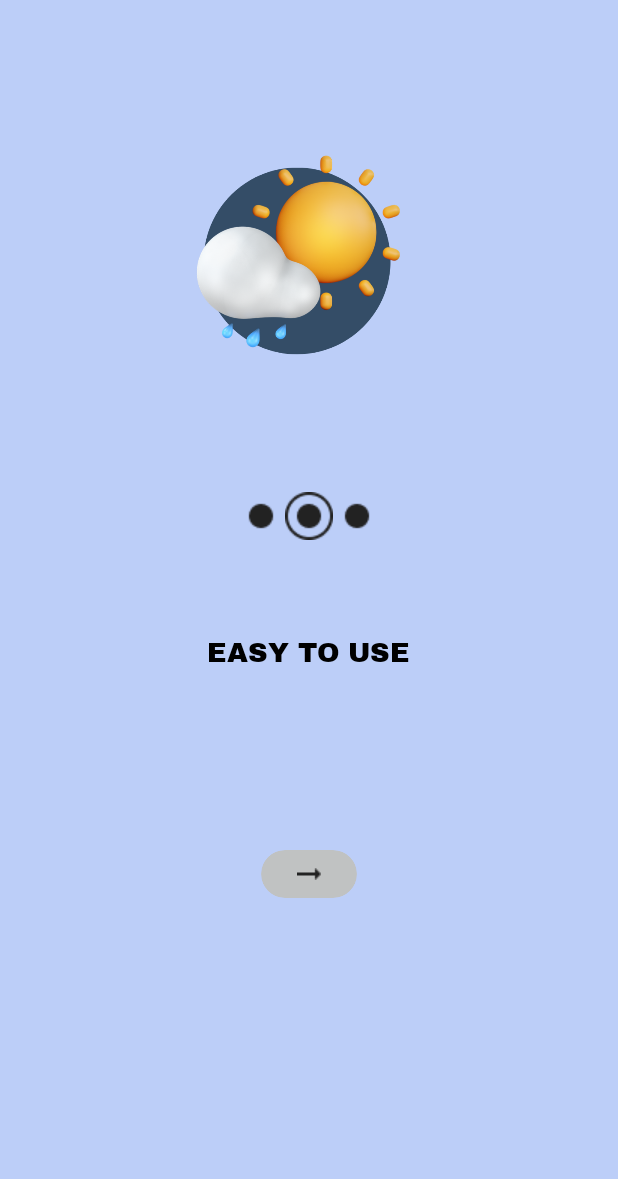
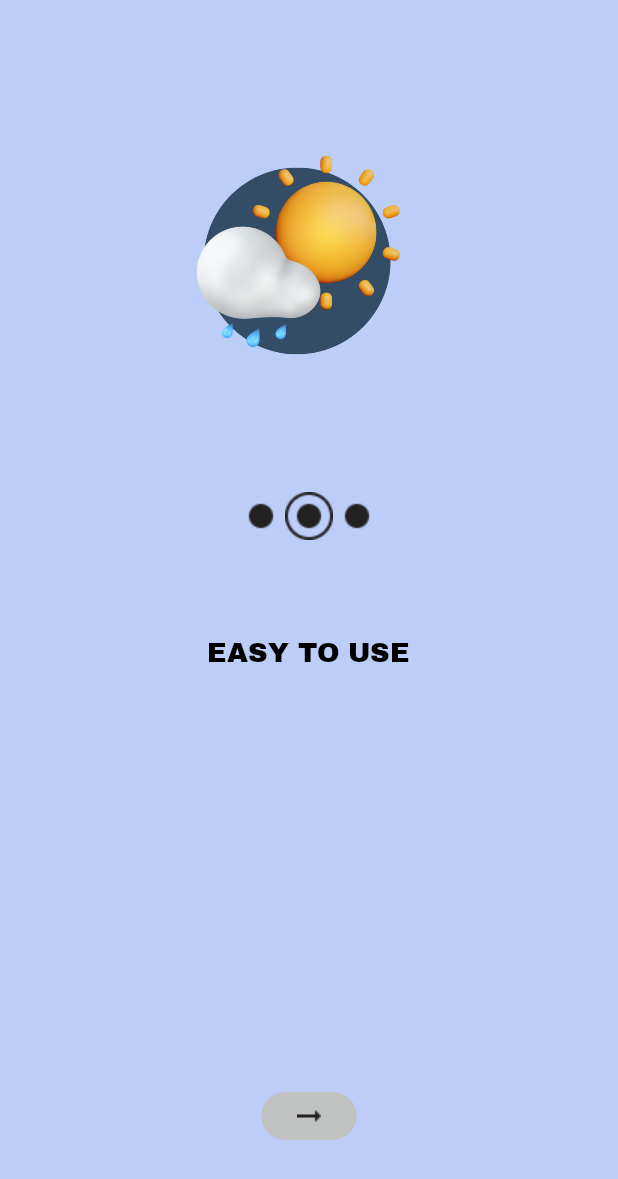
Before and after one commit to WyArtStudio/SampleWeather, an Android app: the screen it shows after launch (MainActivity), after a tap on an icon or button, on a phone screen of 412 x 824 dp. Shown: the top 1179 px of the screen. Run offline under Robolectric (Android 15) with nearby library versions, the phone set to English and light mode, and no system bars; our stand-ins replace RxJava; libraries missing offline, so code that uses them is left out: com.chuckerteam.chucker.

Commit message:
fix(weather): Fix button next not show and list hour forecast not ascending

```diff
--- a/app/src/main/java/com/optimasolution/sampleweather/presentation/BoardingViewPagerAdapter.kt
+++ b/app/src/main/java/com/optimasolution/sampleweather/presentation/BoardingViewPagerAdapter.kt
@@ -5,16 +5,13 @@ import android.view.LayoutInflater
 import android.view.View
 import android.view.ViewGroup
 import android.widget.ImageView
-import androidx.cardview.widget.CardView
-import androidx.core.content.ContextCompat
 import androidx.viewpager.widget.PagerAdapter
 import com.optimasolution.sampleweather.R
 import com.optimasolution.sampleweather.databinding.LayoutItemBoardingBinding
 
 class BoardingViewPagerAdapter(
     private val context: Context,
-    private var listBoarding: List<BoardingItem>,
-    private val onNextClicked: ((Int) -> Unit)?
+    private var listBoarding: List<BoardingItem>
 ) : PagerAdapter() {
 
     override fun isViewFromObject(view: View, `object`: Any): Boolean {
@@ -38,10 +35,6 @@ class BoardingViewPagerAdapter(
                 imgIndicatorTwo.setIndicatorSelection(isIndicatorTwoSelected)
                 imgIndicatorThree.setIndicatorSelection(isIndicatorThreeSelected)
                 imgWeather.setImageResource(image)
-
-                btnNext.setOnClickListener {
-                    onNextClicked?.invoke(position)
-                }
             }
         }
 
--- a/app/src/main/java/com/optimasolution/sampleweather/presentation/MainActivity.kt
+++ b/app/src/main/java/com/optimasolution/sampleweather/presentation/MainActivity.kt
@@ -9,16 +9,7 @@ class MainActivity : BaseActivity<ActivityMainBinding>() {
     private val pagerAdapter: BoardingViewPagerAdapter by lazy {
         BoardingViewPagerAdapter(
             context = this,
-            listBoarding = getListItemBoarding(),
-            onNextClicked = { position ->
-                when(position) {
-                    pagerAdapter.count.minus(1) -> {
-                        HomeActivity.start(this)
-                        finish()
-                    }
-                    else -> binding.viewPager.currentItem = position.plus(1)
-                }
-            }
+            listBoarding = getListItemBoarding()
         )
     }
 
@@ -32,7 +23,17 @@ class MainActivity : BaseActivity<ActivityMainBinding>() {
         binding.viewPager.adapter = pagerAdapter
     }
 
-    override fun setupAction() {}
+    override fun setupAction() {
+        binding.btnNext.setOnClickListener {
+            when(val position = binding.viewPager.currentItem) {
+                pagerAdapter.count.minus(1) -> {
+                    HomeActivity.start(this)
+                    finish()
+                }
+                else -> binding.viewPager.currentItem = position.plus(1)
+            }
+        }
+    }
 
     override fun setupProcess() {}
 
--- a/app/src/main/java/com/optimasolution/sampleweather/presentation/fragment/JakartaWeatherFragment.kt
+++ b/app/src/main/java/com/optimasolution/sampleweather/presentation/fragment/JakartaWeatherFragment.kt
@@ -82,7 +82,9 @@ class JakartaWeatherFragment : BaseFragment<FragmentJakartaWeatherBinding>() {
             },
             onSuccess = {
                 dismissDialog()
-                val list = it.sortedBy { id }
+                val list = it.sortedBy { response ->
+                    response.id
+                }
                 hourlyForecastAdapter.submitList(list)
             }
         )
--- a/app/src/main/java/com/optimasolution/sampleweather/presentation/fragment/JayapuraWeatherFragment.kt
+++ b/app/src/main/java/com/optimasolution/sampleweather/presentation/fragment/JayapuraWeatherFragment.kt
@@ -82,7 +82,9 @@ class JayapuraWeatherFragment : BaseFragment<FragmentJayapuraWeatherBinding>() {
             },
             onSuccess = {
                 dismissDialog()
-                val list = it.sortedBy { id }
+                val list = it.sortedBy { response ->
+                    response.id
+                }
                 hourlyForecastAdapter.submitList(list)
             }
         )
--- a/app/src/main/java/com/optimasolution/sampleweather/presentation/fragment/MakassarWeatherFragment.kt
+++ b/app/src/main/java/com/optimasolution/sampleweather/presentation/fragment/MakassarWeatherFragment.kt
@@ -82,7 +82,9 @@ class MakassarWeatherFragment : BaseFragment<FragmentMakassarWeatherBinding>() {
             },
             onSuccess = {
                 dismissDialog()
-                val list = it.sortedBy { id }
+                val list = it.sortedBy { response ->
+                    response.id
+                }
                 hourlyForecastAdapter.submitList(list)
             }
         )
--- a/app/src/main/res/layout/activity_main.xml
+++ b/app/src/main/res/layout/activity_main.xml
@@ -3,11 +3,38 @@
     xmlns:tools="http://schemas.android.com/tools"
     android:layout_width="match_parent"
     android:layout_height="match_parent"
-    tools:context=".presentation.MainActivity">
+    xmlns:app="http://schemas.android.com/apk/res-auto"
+    tools:context=".presentation.MainActivity"
+    android:background="@color/colorBlueBackground">
 
     <androidx.viewpager.widget.ViewPager
         android:id="@+id/viewPager"
         android:layout_width="match_parent"
-        android:layout_height="match_parent"/>
+        android:layout_height="0dp"
+        android:layout_marginBottom="32dp"
+        app:layout_constraintTop_toTopOf="parent"
+        app:layout_constraintBottom_toTopOf="@id/btnNext"/>
+
+    <com.google.android.material.card.MaterialCardView
+        android:id="@+id/btnNext"
+        android:layout_width="wrap_content"
+        android:layout_height="wrap_content"
+        app:cardElevation="0dp"
+        app:cardCornerRadius="100dp"
+        android:layout_gravity="center"
+        android:layout_marginBottom="64dp"
+        app:layout_constraintStart_toStartOf="parent"
+        app:layout_constraintEnd_toEndOf="parent"
+        app:layout_constraintBottom_toBottomOf="parent"
+        app:cardBackgroundColor="@color/colorGrayBackground">
+
+        <androidx.appcompat.widget.AppCompatImageView
+            android:layout_width="wrap_content"
+            android:layout_height="wrap_content"
+            android:paddingHorizontal="24dp"
+            android:paddingVertical="12dp"
+            android:src="@drawable/ic_arrow"/>
+
+    </com.google.android.material.card.MaterialCardView>
 
 </androidx.constraintlayout.widget.ConstraintLayout>
--- a/app/src/main/res/layout/layout_item_boarding.xml
+++ b/app/src/main/res/layout/layout_item_boarding.xml
@@ -2,7 +2,6 @@
 <LinearLayout xmlns:android="http://schemas.android.com/apk/res/android"
     android:layout_width="match_parent"
     android:layout_height="match_parent"
-    xmlns:app="http://schemas.android.com/apk/res-auto"
     xmlns:tools="http://schemas.android.com/tools"
     android:orientation="vertical"
     android:background="@color/colorBlueBackground">
@@ -50,24 +49,4 @@
         android:layout_marginTop="64dp"
         android:layout_gravity="center"
         tools:text="WEATHER FOR EACH CITY"/>
-
-    <com.google.android.material.card.MaterialCardView
-        android:id="@+id/btnNext"
-        android:layout_width="wrap_content"
-        android:layout_height="wrap_content"
-        app:cardElevation="0dp"
-        app:cardCornerRadius="100dp"
-        android:layout_gravity="center"
-        android:layout_marginTop="120dp"
-        app:cardBackgroundColor="@color/colorGrayBackground">
-
-        <androidx.appcompat.widget.AppCompatImageView
-            android:layout_width="wrap_content"
-            android:layout_height="wrap_content"
-            android:paddingHorizontal="24dp"
-            android:paddingVertical="12dp"
-            android:src="@drawable/ic_arrow"/>
-
-    </com.google.android.material.card.MaterialCardView>
-
 </LinearLayout>
```
Also changed, not shown: app/src/main/AndroidManifest.xml (+5 -2 lines).
